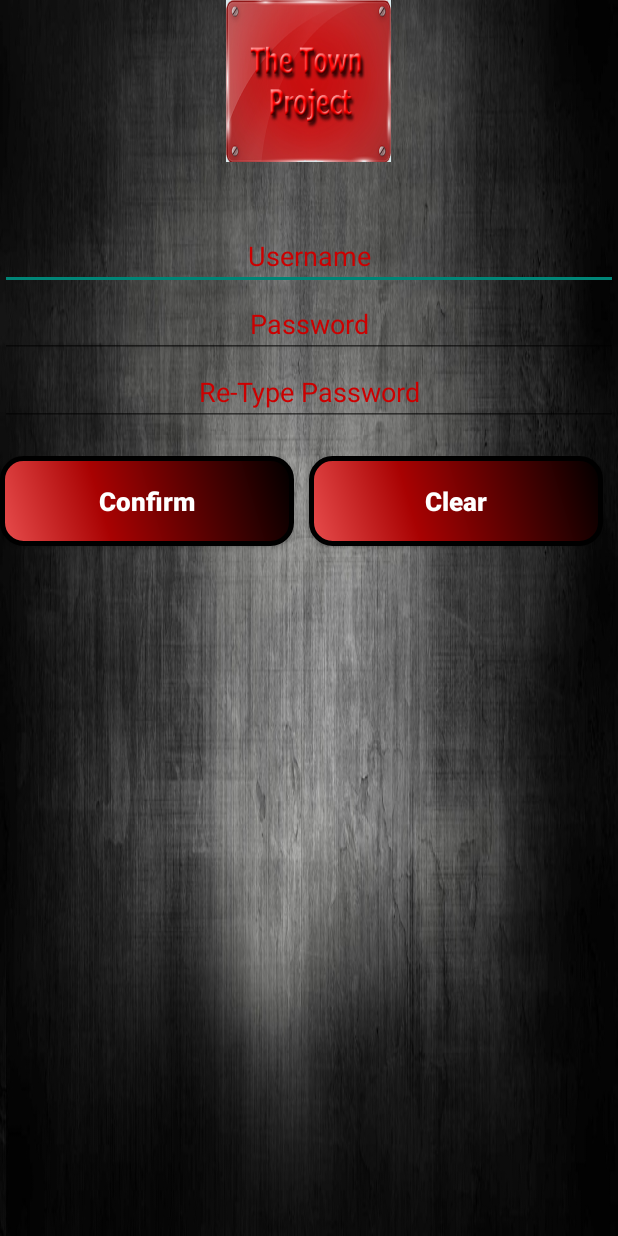
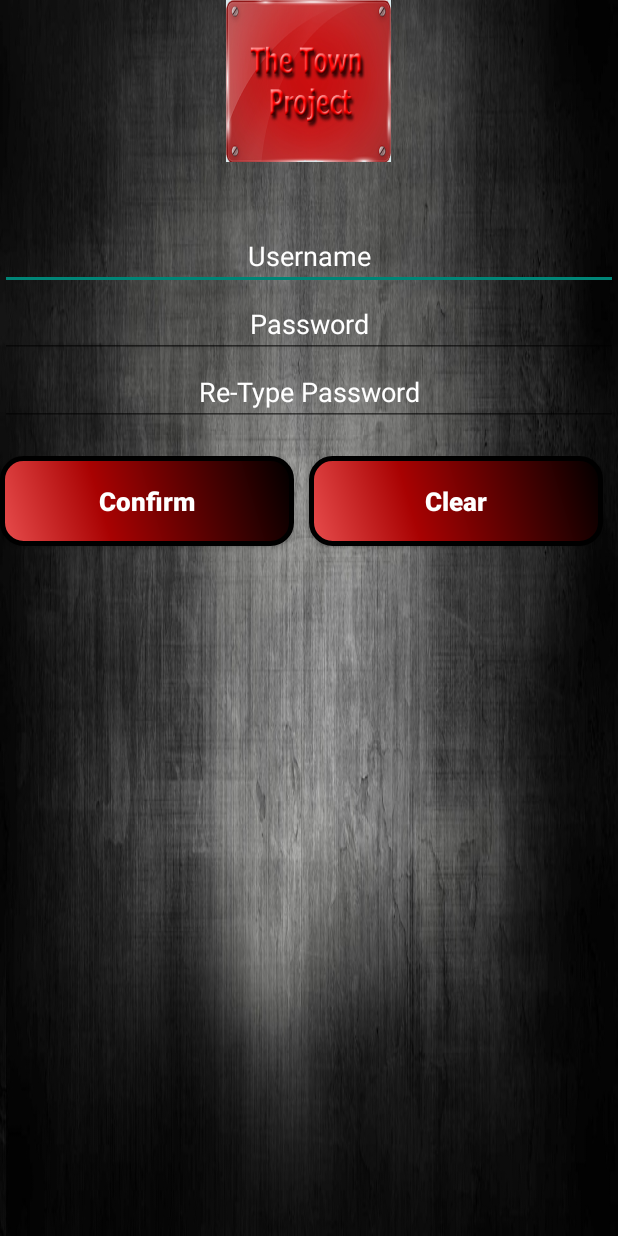
Before and after one commit to FreezeHeat/TheTownAndroid, an Android app: the Register screen opened directly, with no data from a screen before it, on a phone screen of 412 x 824 dp. Run offline under Robolectric (Android 15) with nearby library versions, the light colour scheme and no system bars; network calls fail; 1 statement that could not run was skipped.

Commit message:
*small layout changes

```diff
--- a/app/src/main/res/layout-land/activity_login.xml
+++ b/app/src/main/res/layout-land/activity_login.xml
@@ -24,7 +24,7 @@
         android:textSize="22sp"
         android:textStyle="bold"
         android:layout_weight="10"
-        android:textColorHint="#FFC10101"
+        android:textColorHint="@android:color/white"
         android:id="@+id/login_txtUser"
         android:hint="@string/login_txtUser"
         android:gravity="center"
@@ -51,7 +51,7 @@
         android:textSize="22sp"
         android:textStyle="bold"
         android:layout_weight="10"
-        android:textColorHint="#FFC10101"
+        android:textColorHint="@android:color/white"
         android:layout_gravity="center_horizontal" />
 
     <EditText
--- a/app/src/main/res/layout-land/activity_register.xml
+++ b/app/src/main/res/layout-land/activity_register.xml
@@ -3,27 +3,26 @@
     android:orientation="vertical" android:layout_width="match_parent"
     android:layout_height="match_parent"
     style="@style/myBackgroundSmall"
-    android:weightSum="1"
-    android:layout_marginBottom="20dp">
+    android:weightSum="1">
 
 
     <ImageView
         android:id="@+id/login_phone_icon"
         android:layout_gravity="center"
         android:layout_width="110dp"
-        android:layout_height="40dp"
+        android:layout_height="60dp"
         android:scaleType="fitXY"
         android:src="@drawable/login"
-        android:layout_marginBottom="20dp"
+        android:layout_marginBottom="10dp"
         android:layout_weight=".3" />
 
     <EditText
         android:hint="Username"
-        android:textColorHint="@android:color/holo_red_dark"
+        android:textColorHint="@android:color/white"
         android:layout_width="match_parent"
         android:layout_height="wrap_content"
         android:textColor="@android:color/white"
-        android:textSize="22sp"
+        android:textSize="18sp"
         android:textStyle="bold"
         android:gravity="center"
         android:id="@+id/register_editUser"
@@ -31,11 +30,11 @@
 
     <EditText
         android:hint="Password"
-        android:textColorHint="@android:color/holo_red_dark"
+        android:textColorHint="@android:color/white"
         android:layout_width="match_parent"
         android:layout_height="wrap_content"
         android:textColor="@android:color/white"
-        android:textSize="22sp"
+        android:textSize="18sp"
         android:textStyle="bold"
         android:inputType="textPassword"
         android:id="@+id/register_editPass"
@@ -44,17 +43,17 @@
 
     <EditText
         android:hint="Re-Type Password"
-        android:textColorHint="@android:color/holo_red_dark"
+        android:textColorHint="@android:color/white"
         android:layout_width="match_parent"
         android:layout_height="wrap_content"
         android:textColor="@android:color/white"
-        android:textSize="22sp"
+        android:textSize="18sp"
         android:textStyle="bold"
         android:inputType="textPassword"
         android:id="@+id/register_editRePass"
         android:gravity="center"
         android:digits="abcdefghijklmnopqrstuvwxyzABCDEFGHIJKLMNOPQRSTUVWXYZ1234567890_"
-        android:layout_marginBottom="20dp" />
+        android:layout_marginBottom="5dp" />
 
     <LinearLayout
         android:orientation="horizontal"
--- a/app/src/main/res/layout-land/friend_card.xml
+++ b/app/src/main/res/layout-land/friend_card.xml
@@ -14,15 +14,15 @@
         android:layout_height="wrap_content"
         android:id="@+id/friendcard_txt_username"
         android:textColor="@android:color/white"
-        android:textSize="20sp"
+        android:textSize="16sp"
         android:layout_weight="50"
-        android:gravity="center" />
+        android:gravity="start" />
 
     <TextView
         android:text="Player's status"
         android:layout_width="wrap_content"
         android:layout_height="wrap_content"
-        android:textSize="20sp"
+        android:textSize="16sp"
         android:id="@+id/friendcard_txt_status"
         android:textColor="@android:color/white"
         android:layout_weight="50"
--- a/app/src/main/res/layout/activity_login.xml
+++ b/app/src/main/res/layout/activity_login.xml
@@ -19,7 +19,7 @@
         android:layout_width="match_parent"
         android:layout_height="wrap_content"
         android:textSize="20sp"
-        android:textColorHint="#FFC10101"
+        android:textColorHint="@android:color/white"
         android:id="@+id/login_txtUser"
         android:hint="@string/login_txtUser"
         android:gravity="center"
@@ -45,7 +45,7 @@
         android:hint="@string/login_txtPass"
         android:gravity="center"
         android:textSize="20sp"
-        android:textColorHint="#FFC10101"
+        android:textColorHint="@android:color/white"
         android:layout_gravity="center_horizontal" />
 
     <EditText
--- a/app/src/main/res/layout/activity_register.xml
+++ b/app/src/main/res/layout/activity_register.xml
@@ -18,7 +18,7 @@
 
     <EditText
         android:hint="Username"
-        android:textColorHint="@android:color/holo_red_dark"
+        android:textColorHint="@android:color/white"
         android:layout_width="match_parent"
         android:layout_height="wrap_content"
         android:textColor="@android:color/white"
@@ -29,7 +29,7 @@
 
     <EditText
         android:hint="Password"
-        android:textColorHint="@android:color/holo_red_dark"
+        android:textColorHint="@android:color/white"
         android:layout_width="match_parent"
         android:layout_height="wrap_content"
         android:textColor="@android:color/white"
@@ -40,7 +40,7 @@
 
     <EditText
         android:hint="Re-Type Password"
-        android:textColorHint="@android:color/holo_red_dark"
+        android:textColorHint="@android:color/white"
         android:layout_width="match_parent"
         android:layout_height="wrap_content"
         android:textColor="@android:color/white"
```
